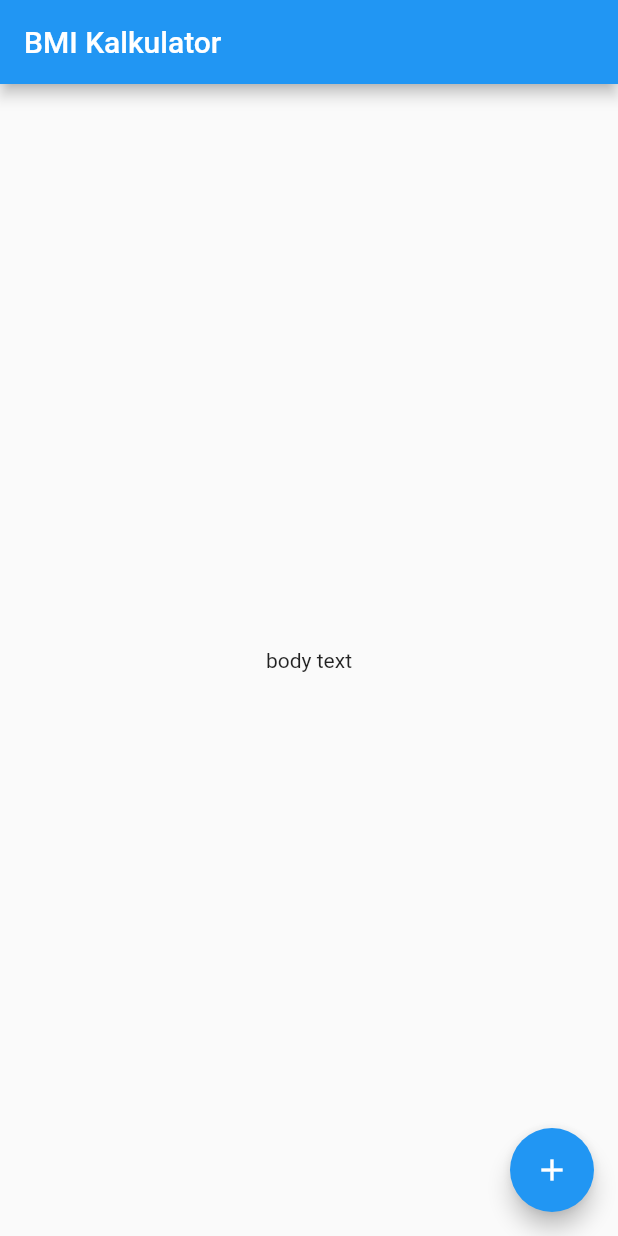
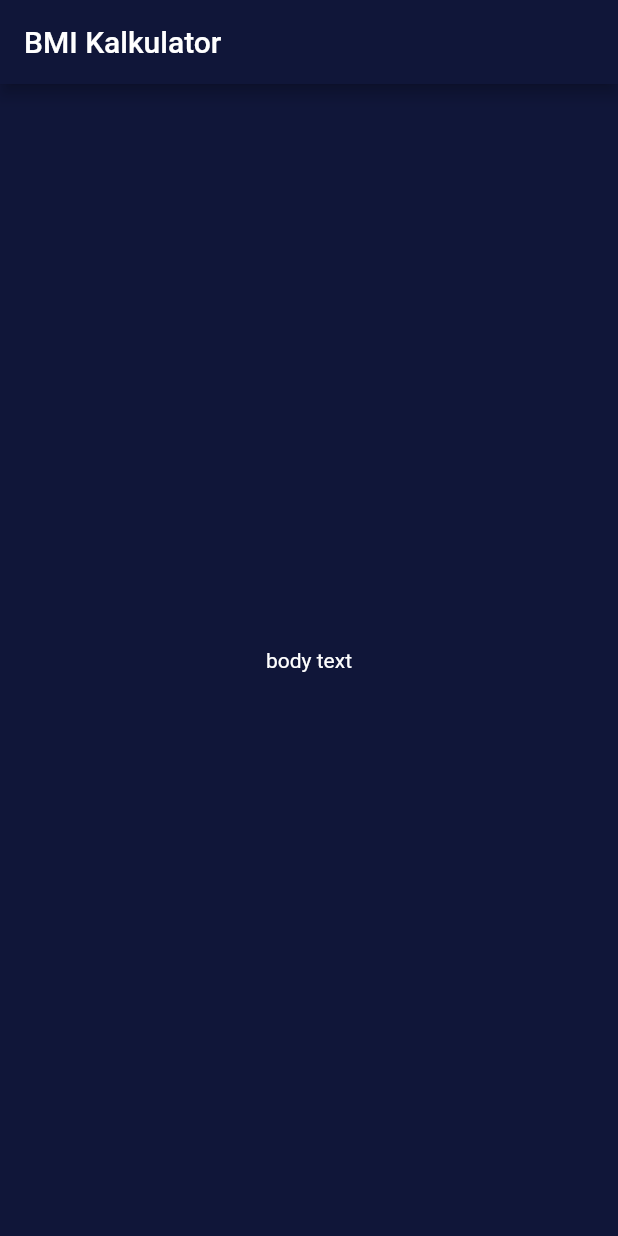
Before and after one commit to adamprabowo/kalkulator_bmi, a Flutter app: the screen it shows after launch, on a phone screen of 412 x 824 dp. Run offline on Flutter 3.47's test engine with Material 2 defaults, Android fonts, the phone set to English and light mode, and no system bars.

Commit message:
Menambahkan Input_page.dart

```diff
--- /dev/null
+++ b/lib/input_page.dart
@@ -0,0 +1,20 @@
+import 'package:flutter/material.dart';
+
+class InputPage extends StatefulWidget {
+  @override
+  _InputPageState createState() => _InputPageState();
+}
+
+class _InputPageState extends State<InputPage> {
+  @override
+  Widget build(BuildContext context) {
+    return Scaffold(
+      appBar: AppBar(
+        title: Text('BMI Kalkulator'),
+      ),
+      body: Center(
+        child: Text('body text'),
+      ),
+    );
+  }
+}
--- a/lib/main.dart
+++ b/lib/main.dart
@@ -1,4 +1,5 @@
 import 'package:flutter/material.dart';
+import './input_page.dart';
 
 void main() => runApp(BMICalculator());
 
@@ -6,30 +7,11 @@ class BMICalculator extends StatelessWidget {
   @override
   Widget build(BuildContext context) {
     return MaterialApp(
+      theme: ThemeData.dark().copyWith(
+        primaryColor: Color(0xFF101639),
+        scaffoldBackgroundColor: Color(0xFF101639),
+      ),
       home: InputPage(),
     );
   }
 }
-
-class InputPage extends StatefulWidget {
-  @override
-  _InputPageState createState() => _InputPageState();
-}
-
-class _InputPageState extends State<InputPage> {
-  @override
-  Widget build(BuildContext context) {
-    return Scaffold(
-      appBar: AppBar(
-        title: Text('BMI Kalkulator'),
-      ),
-      body: Center(
-        child: Text('body text'),
-      ),
-      floatingActionButton: FloatingActionButton(
-        onPressed: null,
-        child: Icon(Icons.add),
-      ),
-    );
-  }
-}
```
